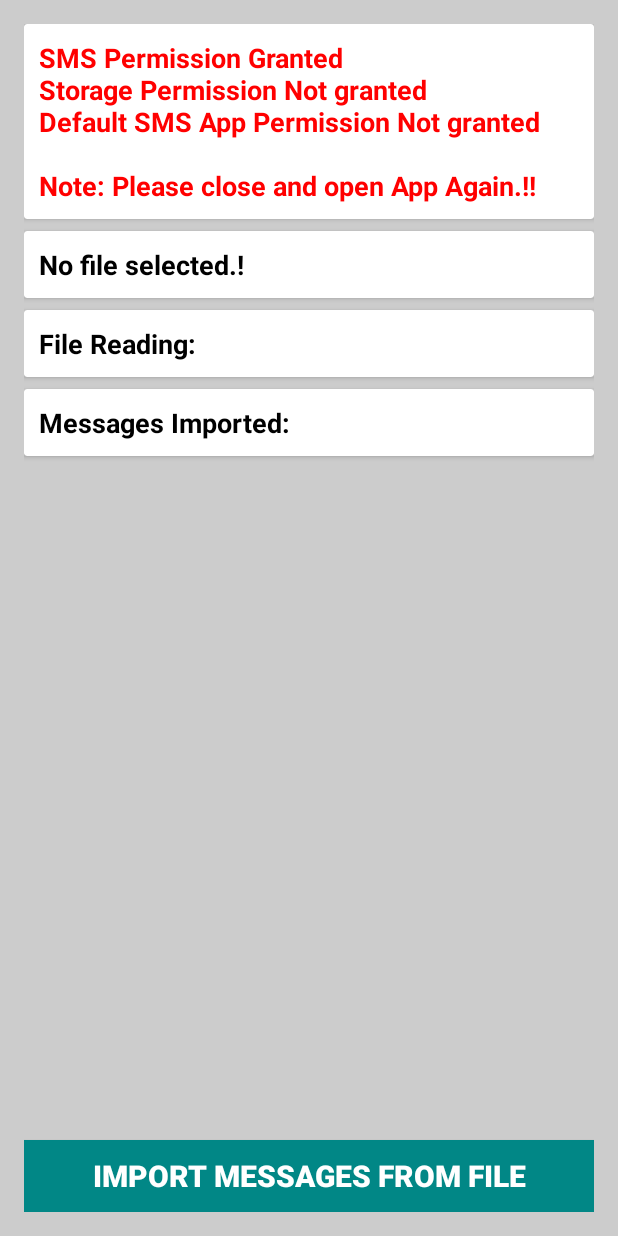
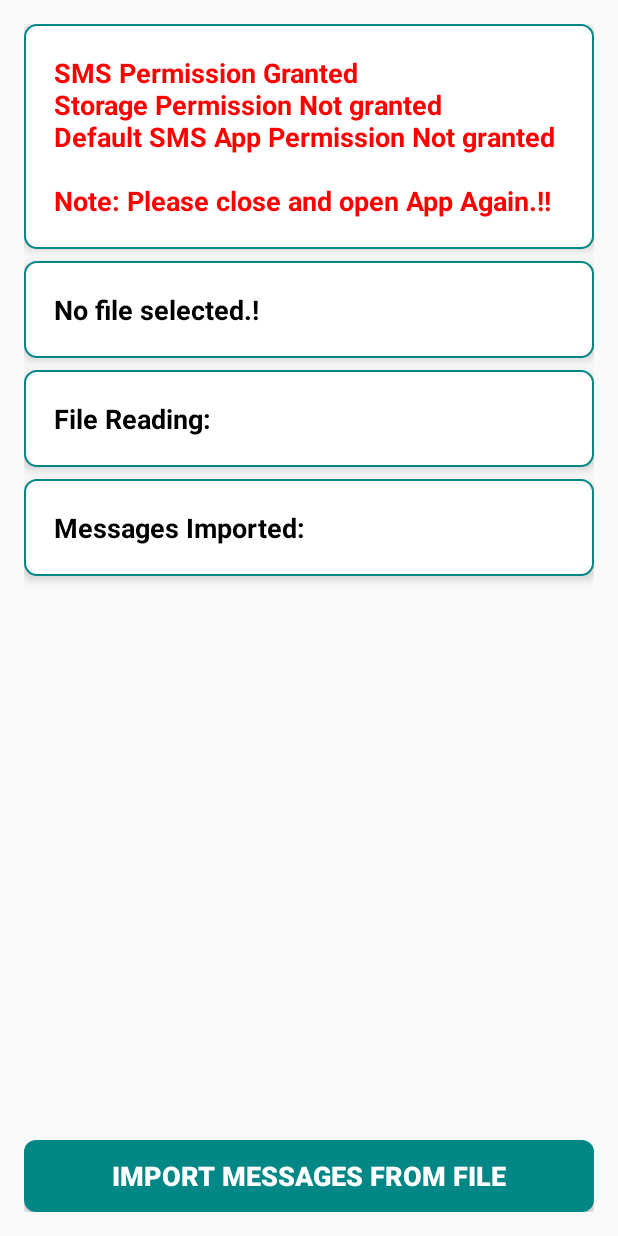
Before and after one commit to ramakrishna5a1/SMS, an Android app: the screen it shows after launch (InboxMessageImporterActivity), on a phone screen of 412 x 824 dp. Run offline under Robolectric (Android 15) with nearby library versions, the phone set to English and light mode, and no system bars; 1 statement that could not run was skipped.

Commit message:
Improved UI design

```diff
--- /dev/null
+++ b/app/src/main/res/drawable/background_white_rounded.xml
@@ -0,0 +1,7 @@
+<shape xmlns:android="http://schemas.android.com/apk/res/android">
+    <solid android:color="@color/white" />
+    <stroke
+        android:width="1dp"
+        android:color="@color/teal_700" />
+    <corners android:radius="8dp" />
+</shape>
--- /dev/null
+++ b/app/src/main/res/drawable/button_background.xml
@@ -0,0 +1,4 @@
+<shape xmlns:android="http://schemas.android.com/apk/res/android">
+    <corners android:radius="8dp" />
+    <solid android:color="@color/teal_700" /> <!-- Match this color with your existing layout -->
+</shape>
--- a/app/src/main/res/layout/activity_inbox_message_importer.xml
+++ b/app/src/main/res/layout/activity_inbox_message_importer.xml
@@ -2,21 +2,17 @@
 <RelativeLayout xmlns:android="http://schemas.android.com/apk/res/android"
     android:layout_width="match_parent"
     android:layout_height="match_parent"
-    android:background="@color/light_gray"
     android:padding="16dp">
 
     <!-- Permissions Card -->
-    <androidx.cardview.widget.CardView
+    <LinearLayout
         android:id="@+id/card_permissions"
         android:layout_width="match_parent"
         android:layout_height="wrap_content"
+        android:orientation="vertical"
         android:elevation="4dp"
-        android:background="@color/white">
-
-        <LinearLayout
-            android:layout_width="match_parent"
-            android:layout_height="wrap_content"
-            android:orientation="vertical">
+        android:background="@drawable/background_white_rounded"
+        android:padding="10dp">
 
         <TextView
             android:id="@+id/permissions_acquired"
@@ -30,22 +26,18 @@
 
         <!-- Add your permission-related UI components here -->
     </LinearLayout>
-    </androidx.cardview.widget.CardView>
 
     <!-- File Path Card -->
-    <androidx.cardview.widget.CardView
+    <LinearLayout
         android:id="@+id/card_file_path"
         android:layout_width="match_parent"
         android:layout_height="wrap_content"
+        android:orientation="vertical"
+        android:elevation="4dp"
+        android:background="@drawable/background_white_rounded"
+        android:padding="10dp"
         android:layout_below="@id/card_permissions"
-        android:layout_marginTop="8dp"
-        android:elevation="4dp"
-        android:background="@color/white">
-
-        <LinearLayout
-            android:layout_width="match_parent"
-            android:layout_height="wrap_content"
-            android:orientation="vertical">
+        android:layout_marginTop="8dp">
 
         <TextView
             android:id="@+id/file_id"
@@ -59,22 +51,18 @@
 
         <!-- Add your UI components related to number of messages written here -->
     </LinearLayout>
-    </androidx.cardview.widget.CardView>
 
     <!-- JSON Parsing Card -->
-    <androidx.cardview.widget.CardView
+    <LinearLayout
         android:id="@+id/card_json_parsing"
         android:layout_width="match_parent"
         android:layout_height="wrap_content"
+        android:orientation="vertical"
+        android:elevation="4dp"
+        android:background="@drawable/background_white_rounded"
+        android:padding="10dp"
         android:layout_below="@id/card_file_path"
-        android:layout_marginTop="8dp"
-        android:elevation="4dp"
-        android:background="@color/white">
-
-        <LinearLayout
-            android:layout_width="match_parent"
-            android:layout_height="wrap_content"
-            android:orientation="vertical">
+        android:layout_marginTop="8dp">
 
         <TextView
             android:id="@+id/file_parsing"
@@ -88,22 +76,18 @@
 
         <!-- Add your JSON parsing related UI components here -->
     </LinearLayout>
-    </androidx.cardview.widget.CardView>
 
     <!-- Number of Messages Card -->
-    <androidx.cardview.widget.CardView
+    <LinearLayout
         android:id="@+id/card_num_messages"
         android:layout_width="match_parent"
         android:layout_height="wrap_content"
+        android:orientation="vertical"
+        android:elevation="4dp"
+        android:background="@drawable/background_white_rounded"
+        android:padding="10dp"
         android:layout_below="@id/card_json_parsing"
-        android:layout_marginTop="8dp"
-        android:elevation="4dp"
-        android:background="@color/white">
-
-        <LinearLayout
-            android:layout_width="match_parent"
-            android:layout_height="wrap_content"
-            android:orientation="vertical">
+        android:layout_marginTop="8dp">
 
         <TextView
             android:id="@+id/num_messages_written"
@@ -117,18 +101,18 @@
 
         <!-- Add your UI components related to number of messages written here -->
     </LinearLayout>
-    </androidx.cardview.widget.CardView>
 
-    <!-- Import Messages Button -->
     <Button
         android:id="@+id/import_messages"
         android:layout_width="match_parent"
         android:layout_height="wrap_content"
         android:layout_alignParentBottom="true"
         android:text="@string/button_1"
-        android:textSize="20sp"
+        android:textSize="18sp"
         android:textStyle="bold"
         android:textColor="@android:color/white"
-        android:background="@color/teal_700" />
+        android:background="@drawable/button_background"
+        android:layout_marginTop="16dp"
+        android:layout_gravity="center_horizontal"/>
 
 </RelativeLayout>
```
Lines whose indentation alone changed are shown as unchanged.
